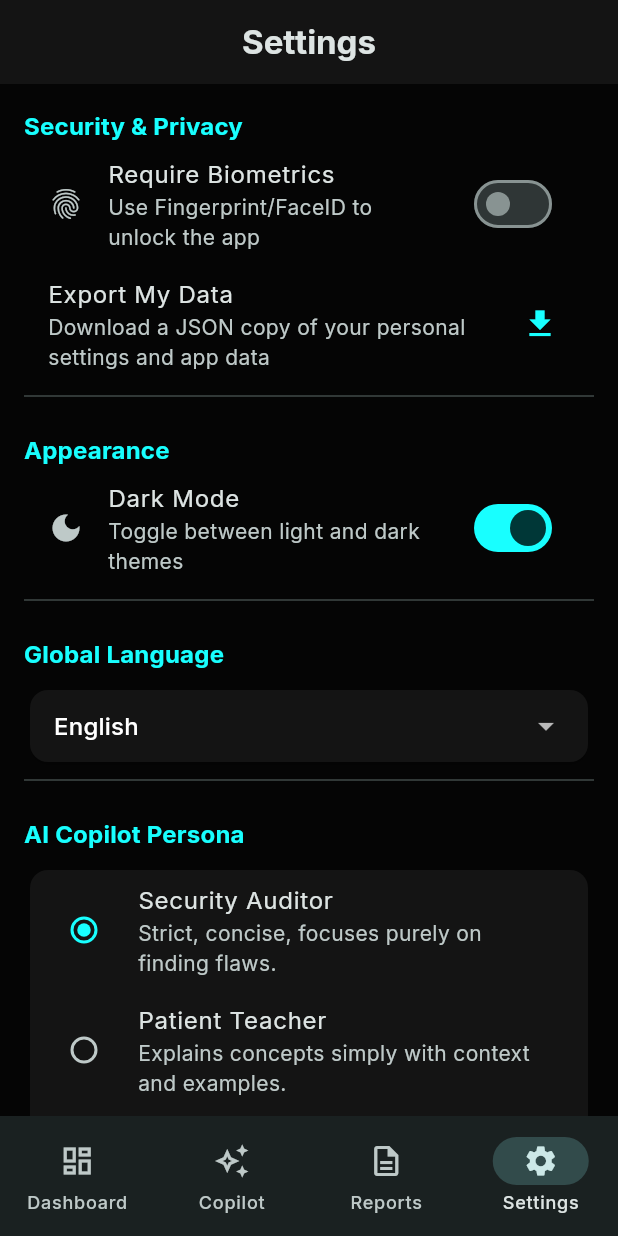
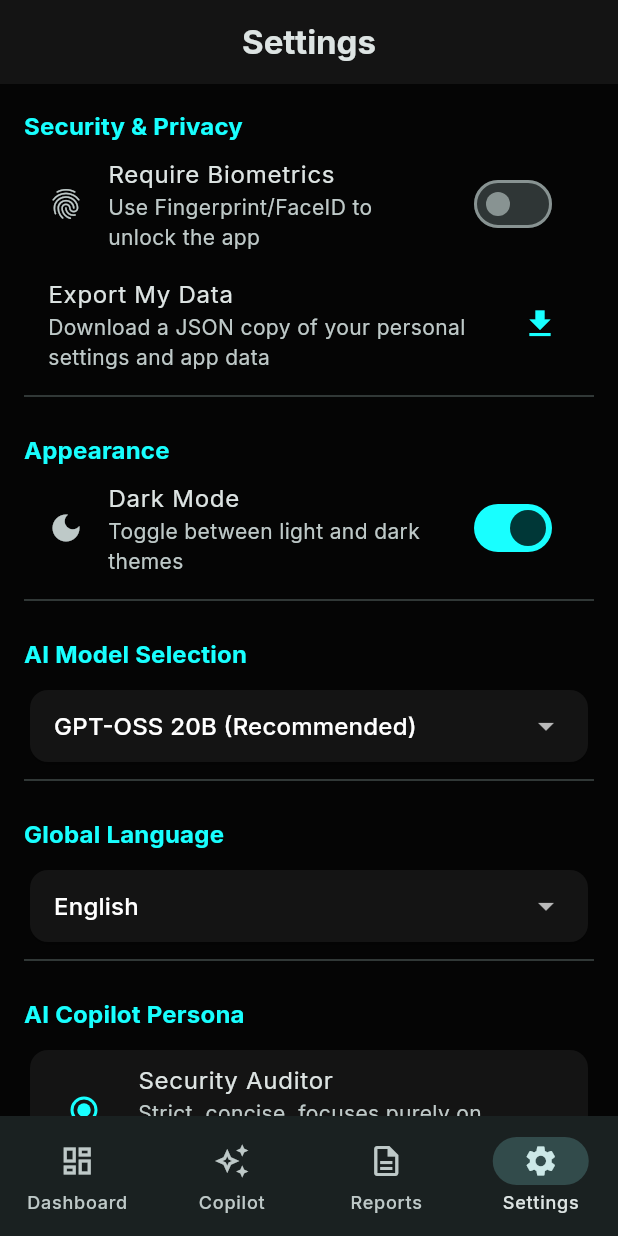
Before and after one commit to muhammadhaseeb6565-cmd/SecurAi-Copilot, a Flutter app: the screen it shows once a user with an empty profile is signed in, item 4 of the bottom bar chosen, on a phone screen of 412 x 824 dp. Run offline on Flutter 3.47's test engine with Material 3 defaults, Android fonts, the phone set to English and light mode, and no system bars; our stand-ins replace file_picker, fl_chart, flutter_map, flutter_markdown_plus, google_fonts, latlong2 and 7 more; accounts and stored records are empty; network calls fail.

Commit message:
Add dynamic AI Model selection to Settings and backend endpoints

```diff
--- a/frontend/lib/screens/settings_screen.dart
+++ b/frontend/lib/screens/settings_screen.dart
@@ -17,6 +17,7 @@ class SettingsScreen extends StatefulWidget {
 class _SettingsScreenState extends State<SettingsScreen> {
   String _selectedPersona = "auditor";
   String _selectedLanguage = "English";
+  String _selectedAiModel = "openai/gpt-oss-20b";
   bool _requireBiometrics = false;
   final TextEditingController _apiUrlController = TextEditingController();
 
@@ -25,6 +26,7 @@ class _SettingsScreenState extends State<SettingsScreen> {
     super.initState();
     _selectedPersona = widget.prefs.getString('persona') ?? "auditor";
     _selectedLanguage = widget.prefs.getString('language') ?? "English";
+    _selectedAiModel = widget.prefs.getString('ai_model') ?? "openai/gpt-oss-20b";
     _requireBiometrics = widget.prefs.getBool('requireBiometrics') ?? false;
     _apiUrlController.text = widget.prefs.getString('api_base_url') ?? "https://securai-copilot.onrender.com";
   }
@@ -59,6 +61,18 @@ class _SettingsScreenState extends State<SettingsScreen> {
       });
       ScaffoldMessenger.of(context).showSnackBar(
         SnackBar(content: Text('Language updated to $value')),
+      );
+    }
+  }
+
+  void _saveAiModel(String? value) {
+    if (value != null) {
+      setState(() {
+        _selectedAiModel = value;
+        widget.prefs.setString('ai_model', value);
+      });
+      ScaffoldMessenger.of(context).showSnackBar(
+        SnackBar(content: Text('AI Model updated to $value')),
       );
     }
   }
@@ -130,6 +144,30 @@ class _SettingsScreenState extends State<SettingsScreen> {
             onChanged: (val) {
               themeProvider.toggleTheme(val);
             },
+          ),
+          const Divider(),
+          const SizedBox(height: 16),
+          Text('AI Model Selection', style: Theme.of(context).textTheme.titleMedium?.copyWith(color: Theme.of(context).colorScheme.primary, fontWeight: FontWeight.bold)),
+          const SizedBox(height: 8),
+          Card(
+            color: Theme.of(context).colorScheme.surface,
+            child: Padding(
+              padding: const EdgeInsets.symmetric(horizontal: 16.0),
+              child: DropdownButtonHideUnderline(
+                child: DropdownButton<String>(
+                  isExpanded: true,
+                  value: _selectedAiModel,
+                  items: const [
+                    DropdownMenuItem(value: "openai/gpt-oss-20b", child: Text("GPT-OSS 20B (Recommended)")),
+                    DropdownMenuItem(value: "openai/gpt-oss-120b", child: Text("GPT-OSS 120B (Powerful)")),
+                    DropdownMenuItem(value: "llama-3.3-70b-versatile", child: Text("Llama 3.3 70B")),
+                    DropdownMenuItem(value: "gemma2-9b-it", child: Text("Gemma 2 9B")),
+                    DropdownMenuItem(value: "mixtral-8x7b-32768", child: Text("Mixtral 8x7B")),
+                  ],
+                  onChanged: _saveAiModel,
+                ),
+              ),
+            ),
           ),
           const Divider(),
           const SizedBox(height: 16),
--- a/frontend/lib/services/api_service.dart
+++ b/frontend/lib/services/api_service.dart
@@ -9,15 +9,21 @@ class ApiService {
     return prefs.getString('api_base_url') ?? "https://securai-copilot.onrender.com";
   }
 
+  static Future<String> getAiModel() async {
+    final prefs = await SharedPreferences.getInstance();
+    return prefs.getString('ai_model') ?? "openai/gpt-oss-20b";
+  }
+
   Future<String> get baseUrl async => await getBaseUrl();
 
   Stream<String> streamMessage(String message, String persona, String language) async* {
     final client = http.Client();
     try {
       final url = await baseUrl;
+      final model = await getAiModel();
       final request = http.Request('POST', Uri.parse('$url/chat'));
       request.headers['Content-Type'] = 'application/json';
-      request.body = jsonEncode({"message": message, "persona": persona, "language": language});
+      request.body = jsonEncode({"message": message, "persona": persona, "language": language, "model": model});
 
       final response = await client.send(request);
 
@@ -47,10 +53,11 @@ class ApiService {
   Future<String> _postRequest(String endpoint, String alertDetails, String key) async {
     try {
       final url = await baseUrl;
+      final model = await getAiModel();
       final response = await http.post(
         Uri.parse('$url$endpoint'),
         headers: {'Content-Type': 'application/json'},
-        body: jsonEncode({"alert_details": alertDetails}),
+        body: jsonEncode({"alert_details": alertDetails, "model": model}),
       );
 
       if (response.statusCode == 200) {
```
Also changed, not shown: 2 other files.
